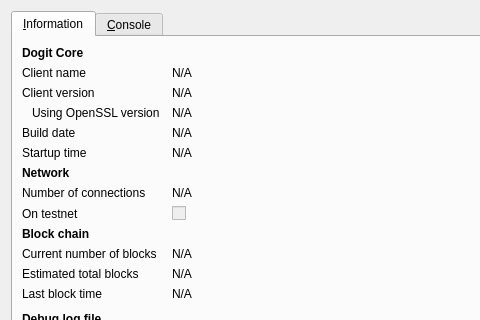
This is src/qt/forms/rpcconsole.ui in equisde/test as Qt 5 draws it before an edit; both pictures show x 0 to 480 and y 0 to 320 of the 740 by 450 pixel window. The edited form follows.
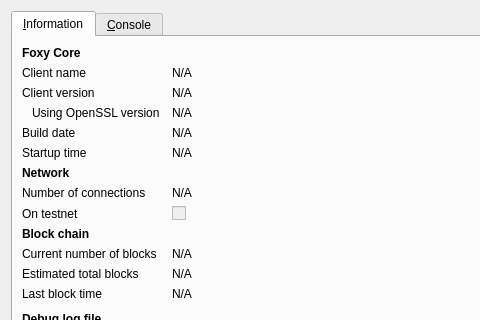
This is the edited form. Icons and pictures are not drawn.

Commit message: foxy first commit :D

Patch:
```diff
--- a/src/qt/forms/rpcconsole.ui
+++ b/src/qt/forms/rpcconsole.ui
@@ -36,7 +36,7 @@
           </font>
          </property>
          <property name="text">
-          <string>Dogit Core</string>
+          <string>Foxy Core</string>
          </property>
         </widget>
        </item>
```
Left out of the diff: 6 changed lines with no effect on the pictures. The commit also changes 137 other files.
